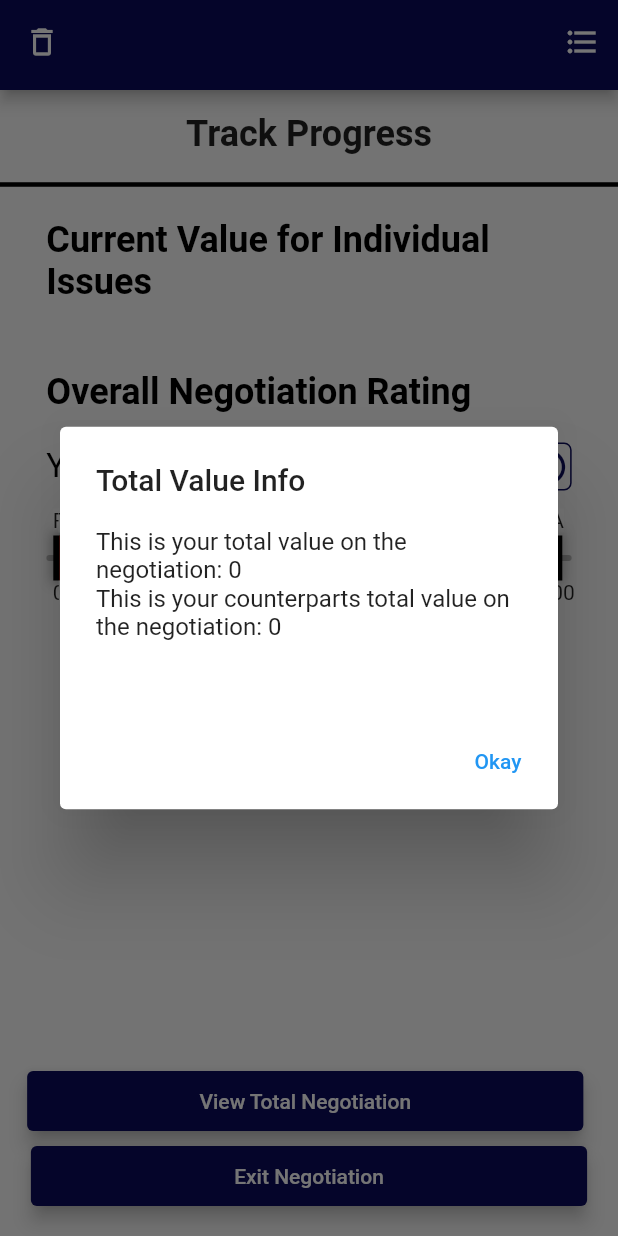
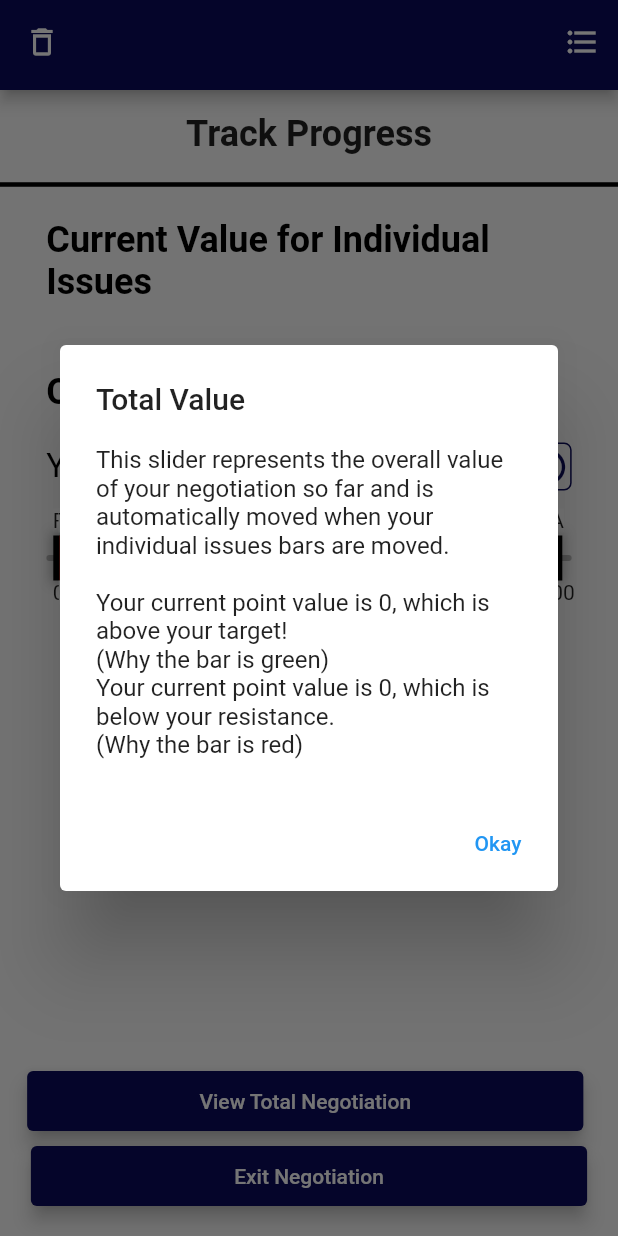
Before and after one commit to Spaghetti-Code-Inc/Negotiation-Planner, a Flutter app: the TrackProgress screen opened directly with empty values, after a tap on the "info" icon, on a phone screen of 412 x 824 dp. Run offline on Flutter 3.47's test engine with Material 2 defaults, Android fonts, the phone set to English and light mode, and no system bars; our stand-ins replace cloud_firestore, email_validator, firebase_auth, firebase_core; accounts and stored records are empty.

Commit message:
Completed info buttons for [Track Progress]

```diff
--- a/lib/TODO.txt
+++ b/lib/TODO.txt
@@ -9,7 +9,7 @@ What is needed before Launch:
 2. Focussing on the correct form field when enter is pushed - TODO Backlog 1
 3. Create info buttons for track progress nad negotiation rubric - TODO 33
 4. Create "overview" of negotiation <View Total Negotiation> Button - TODO Backlog 2
-5. Figure out what to do with the "Trade Offs" Field - TODO 36
+5. Figure out what to do with the "Trade Offs" Field - TODO 36 - Get Rid?
 6. If only have one issue, no need to show "overall negotiation rating" - TODO Backlog 4
 
 Lucas:
--- a/lib/create_negotiation/IssueValues.dart
+++ b/lib/create_negotiation/IssueValues.dart
@@ -373,7 +373,7 @@ class EnterValues extends StatelessWidget {
                           showDialog(
                               context: context,
                               builder: (BuildContext context) => AlertDialog(
-                                    title: Text("Real Value"),
+                                    title: Text("Real Value for $issueName"),
                                     content: Column(
                                       mainAxisSize: MainAxisSize.min,
                                       children: [
@@ -584,7 +584,7 @@ class _InputRowState extends State<InputRow> {
           child: TextFormField(
             keyboardType: TextInputType.number,
             inputFormatters: [
-              FilteringTextInputFormatter.allow(RegExp("[0-9]")),
+              FilteringTextInputFormatter.allow(RegExp("[0-9.]")),
               LengthLimitingTextInputFormatter(9)
             ],
             decoration: InputDecoration(
--- a/lib/view_and_track_negotiations/MyNegotiations.dart
+++ b/lib/view_and_track_negotiations/MyNegotiations.dart
@@ -23,10 +23,7 @@ class _MyNegotiationsState extends State<MyNegotiations> {
 
   @override
   Widget build(BuildContext context) {
-    sleep(Duration(milliseconds: 1000));
-    print(FirebaseFirestore.instance
-        .collection(FirebaseAuth.instance.currentUser!.uid)
-        .snapshots());
+
 
     return Scaffold(
       backgroundColor: const Color(0xffffffff),
@@ -124,7 +121,6 @@ class _NegotiationContainerState extends State<NegotiationContainer> {
 
   @override
   Widget build(BuildContext context) {
-    print(docId);
     Color _bottomColor = Color(0xff0A0A5B);
     Color _mainColor = Colors.white;
     Color _topTextColor = Color(0xff000000);
--- a/lib/view_and_track_negotiations/TrackProgress.dart
+++ b/lib/view_and_track_negotiations/TrackProgress.dart
@@ -34,6 +34,8 @@ class _TrackProgressState extends State<TrackProgress> {
 
   @override
   void initState() {
+    if(negotiationSnap.currentAgreement == null) negotiationSnap.currentAgreement = 50;
+
     for (int i = 0; i < negotiationSnap.issues.length; i++) {
       // Checks if initiated value is too high
       if(negotiationSnap.issues[i].currentValue! >= negotiationSnap.issues[i].relativeValue){
@@ -59,6 +61,8 @@ class _TrackProgressState extends State<TrackProgress> {
       /// checks if the issue is currently being edited or not
       if(issueVals[i] != lastIssueVals[i]) editing = true;
     }
+
+    negotiationSnap.currentAgreement = userValue;
 
     return Scaffold(
       appBar: TopBar(negotiation: negotiationSnap, docId: widget.docId, editing: editing,),
@@ -122,7 +126,7 @@ class _TrackProgressState extends State<TrackProgress> {
                   )
                 ),
 
-                /// Contains "Total User and Counterpart Values"
+                /// Header for overall rating
                 Container(
                   width: MediaQuery.of(context).size.width * .85,
                   padding: EdgeInsets.only(top: 25, bottom: 20),
@@ -242,43 +246,6 @@ class _TrackProgressState extends State<TrackProgress> {
   }
 }
 
-/// Editable slider info
-class SliderInfo extends StatelessWidget {
-  double sliderValue;
-  String issueName;
-  Negotiation negotiationSnap;
-
-  SliderInfo(
-      {Key? key,
-      required this.sliderValue,
-      required this.issueName,
-      required this.negotiationSnap});
-
-  @override
-  Widget build(BuildContext context) {
-    return Container(
-      width: 32,
-      height: 32,
-      decoration: BoxDecoration(
-        border: Border.all(color: navyBlue),
-        borderRadius: BorderRadius.circular(5.0),
-        color: Colors.transparent,
-      ),
-      child: IconButton(
-        icon: Icon(
-          Icons.info_outlined,
-          size: 28,
-          color: navyBlue,
-        ),
-        onPressed: () {
-          showInfoTrackProgress(context, issueName, sliderValue, negotiationSnap);
-        },
-        padding: EdgeInsets.all(0),
-      ),
-    );
-  }
-}
-
 /// Total Value slider info
 class TotalValueInfo extends StatelessWidget {
   double userValue;
@@ -306,7 +273,8 @@ class TotalValueInfo extends StatelessWidget {
           color: navyBlue,
         ),
         onPressed: () {
-          showTotalInfoTrackProgress(context, userValue, 0, negotiation);
+          showTotalInfoTrackProgress(context, negotiation);
+          print("Pressed");
         },
         padding: EdgeInsets.all(0),
       ),
--- a/lib/view_and_track_negotiations/view_negotiation_infobuttons.dart
+++ b/lib/view_and_track_negotiations/view_negotiation_infobuttons.dart
@@ -51,14 +51,26 @@ class info_content_rubric extends StatelessWidget {
 }
 
 
-/// These two functions display the issue info buttons for the issue slider on track progress page
-Future<void> showInfoTrackProgress(context, String name, double value, Negotiation negotiation){
+/// function display the issue info buttons for the issue slider on track progress page
+Future<void> showInfoTrackProgress(context, String name, String letter, int points, bool aboveResistance){
+
+
   return showDialog(
     context: context,
     builder: (BuildContext context) =>
         AlertDialog(
-          title: Text(name),
-          content: info_content_track_progress(name: name, value: value, negotiation: negotiation),
+          title: Text("Issue Info"),
+          content: Container(
+            child: Column(
+              mainAxisSize: MainAxisSize.min,
+              children: [
+                Text("This slider represents the values of this issue.\n"),
+                Text("Your current value is $points points, or $name.\nThis is a $letter grade for this issue.\n"),
+                if(aboveResistance) Text("You are currently above your resistance."),
+                if(!aboveResistance) Text("You are current not above your resistance. This is an issue to focus on."),
+              ],
+            ),
+          ),
           actions: [
             TextButton(
               child: const Text('Okay'),
@@ -70,38 +82,21 @@ Future<void> showInfoTrackProgress(context, String name, double value, Negotiati
         ),
   );
 }
-class info_content_track_progress extends StatelessWidget{
 
-  String name;
-  double value;
-  Negotiation negotiation;
-
-  info_content_track_progress({required this.name, required this.value, required this.negotiation});
-
-  @override
-  Widget build(BuildContext context) {
-    return Container(
-      height: 140,
-      child: Column(
-        children: [
-          Text("This is the current value of the issue $name: ${value.truncate()}\n"),
-          Text("This the letter grade for this is: TODOTODOTODO"),
-          Text("The weight of this issue for the user is a;dsfja, and for the cp: asd;jfa")
-        ],
-      ),
-    );
-  }
-
-}
 
 /// These two functions display the issue info buttons for the total value sliders on track progress page
-Future<void> showTotalInfoTrackProgress(context, double userValue, double cpValue, Negotiation negotiation){
+Future<void> showTotalInfoTrackProgress(context, Negotiation negotiation){
+
+  bool aboveTarget = (negotiation.currentAgreement! >= negotiation.target);
+  bool belowResistance = (negotiation.currentAgreement! <= negotiation.resistance);
+  int points = negotiation.currentAgreement!;
+
   return showDialog(
     context: context,
     builder: (BuildContext context) =>
         AlertDialog(
-          title: Text("Total Value Info"),
-          content: info_content_total_track_progress(userValue: userValue, cpValue: cpValue, negotiation: negotiation,),
+          title: Text("Total Value"),
+          content: info_content_total_track_progress(aboveTarget: aboveTarget, belowResistance: belowResistance, points: points,),
           actions: [
             TextButton(
               child: const Text('Okay'),
@@ -115,20 +110,22 @@ Future<void> showTotalInfoTrackProgress(context, double userValue, double cpValu
 }
 class info_content_total_track_progress extends StatelessWidget{
 
-  double userValue;
-  double cpValue;
-  Negotiation negotiation;
+  final bool aboveTarget;
+  final bool belowResistance;
+  final int points;
 
-  info_content_total_track_progress({required this.userValue, required this.cpValue, required this.negotiation});
+  info_content_total_track_progress({required this.belowResistance, required this.aboveTarget, required this.points});
 
   @override
   Widget build(BuildContext context) {
     return Container(
-      height: 100,
       child: Column(
+        mainAxisSize: MainAxisSize.min,
         children: [
-          Text("This is your total value on the negotiation: ${(userValue*100).truncate()}"),
-          Text("This is your counterparts total value on the negotiation: ${(cpValue*100).truncate()}"),
+          Text("This slider represents the overall value of your negotiation so far and is automatically moved when your individual issues bars are moved.\n"),
+          if(aboveTarget) Text("Your current point value is $points, which is above your target! \n(Why the bar is green)"),
+          if(belowResistance) Text("Your current point value is $points, which is below your resistance. \n(Why the bar is red)"),
+          if(!belowResistance && !aboveTarget) Text("Your current point value is $points, which is inside your bargaining range. \n(Why the bar is blue)")
         ],
       ),
     );
```
Also changed, not shown: lib/view_and_track_negotiations/track_progress_sliders.dart (+54 -9 lines).
